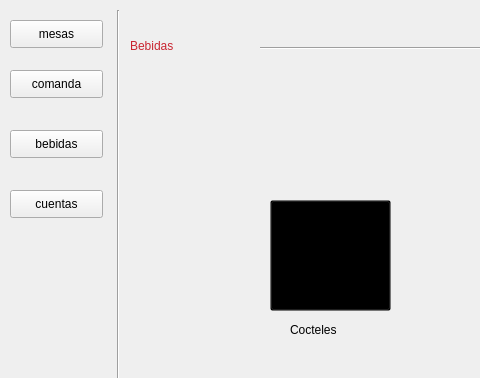
Old version of the form Restaurante/Mesero/principal_mesero.ui in the repository camvaz/restaurante-ihc; both pictures show x 0 to 480 and y 0 to 378 of the 900 by 600 pixel window.
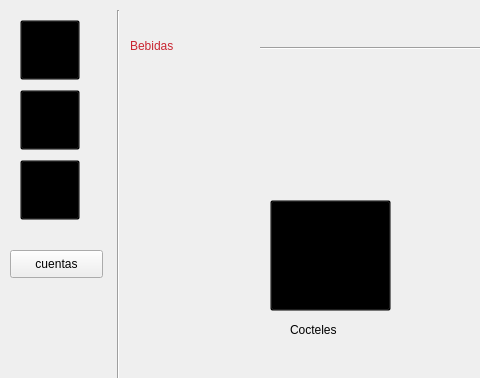
New version of the form.

Commit message: ingresar imagenes de comanda

```diff
--- a/Restaurante/Mesero/principal_mesero.ui
+++ b/Restaurante/Mesero/principal_mesero.ui
@@ -32,56 +32,119 @@
    <widget class="QPushButton" name="mesas">
     <property name="geometry">
      <rect>
-      <x>10</x>
+      <x>20</x>
       <y>20</y>
-      <width>93</width>
-      <height>28</height>
+      <width>60</width>
+      <height>60</height>
      </rect>
     </property>
+    <property name="minimumSize">
+     <size>
+      <width>60</width>
+      <height>60</height>
+     </size>
+    </property>
+    <property name="maximumSize">
+     <size>
+      <width>60</width>
+      <height>60</height>
+     </size>
+    </property>
     <property name="cursor">
      <cursorShape>OpenHandCursor</cursorShape>
     </property>
+    <property name="styleSheet">
+     <string notr="true">background-color: transparent;</string>
+    </property>
     <property name="text">
-     <string>mesas</string>
+     <string> </string>
+    </property>
+    <property name="iconSize">
+     <size>
+      <width>50</width>
+      <height>50</height>
+     </size>
     </property>
    </widget>
    <widget class="QPushButton" name="comanda">
     <property name="geometry">
      <rect>
-      <x>10</x>
-      <y>70</y>
-      <width>93</width>
-      <height>28</height>
+      <x>20</x>
+      <y>90</y>
+      <width>60</width>
+      <height>60</height>
      </rect>
     </property>
+    <property name="minimumSize">
+     <size>
+      <width>60</width>
+      <height>60</height>
+     </size>
+    </property>
+    <property name="maximumSize">
+     <size>
+      <width>60</width>
+      <height>60</height>
+     </size>
+    </property>
     <property name="cursor">
      <cursorShape>OpenHandCursor</cursorShape>
     </property>
+    <property name="styleSheet">
+     <string notr="true">background-color: transparent;</string>
+    </property>
     <property name="text">
-     <string>comanda</string>
+     <string> </string>
+    </property>
+    <property name="iconSize">
+     <size>
+      <width>50</width>
+      <height>50</height>
+     </size>
     </property>
    </widget>
    <widget class="QPushButton" name="bebidas">
     <property name="geometry">
      <rect>
-      <x>10</x>
-      <y>130</y>
-      <width>93</width>
-      <height>28</height>
+      <x>20</x>
+      <y>160</y>
+      <width>60</width>
+      <height>60</height>
      </rect>
     </property>
+    <property name="minimumSize">
+     <size>
+      <width>60</width>
+      <height>60</height>
+     </size>
+    </property>
+    <property name="maximumSize">
+     <size>
+      <width>60</width>
+      <height>60</height>
+     </size>
+    </property>
     <property name="cursor">
      <cursorShape>OpenHandCursor</cursorShape>
     </property>
+    <property name="styleSheet">
+     <string notr="true">background-color: transparent;</string>
+    </property>
     <property name="text">
-     <string>bebidas</string>
+     <string> </string>
+    </property>
+    <property name="iconSize">
+     <size>
+      <width>50</width>
+      <height>50</height>
+     </size>
     </property>
    </widget>
    <widget class="QPushButton" name="cuenta">
     <property name="geometry">
      <rect>
       <x>10</x>
-      <y>190</y>
+      <y>250</y>
       <width>93</width>
       <height>28</height>
      </rect>
@@ -92,6 +155,12 @@
     <property name="text">
      <string>cuentas</string>
     </property>
+    <property name="iconSize">
+     <size>
+      <width>100</width>
+      <height>100</height>
+     </size>
+    </property>
    </widget>
    <widget class="QLabel" name="label">
     <property name="geometry">
```
Left out of the diff: 4 changed lines with no effect on the pictures. The commit also changes 1 other file.
